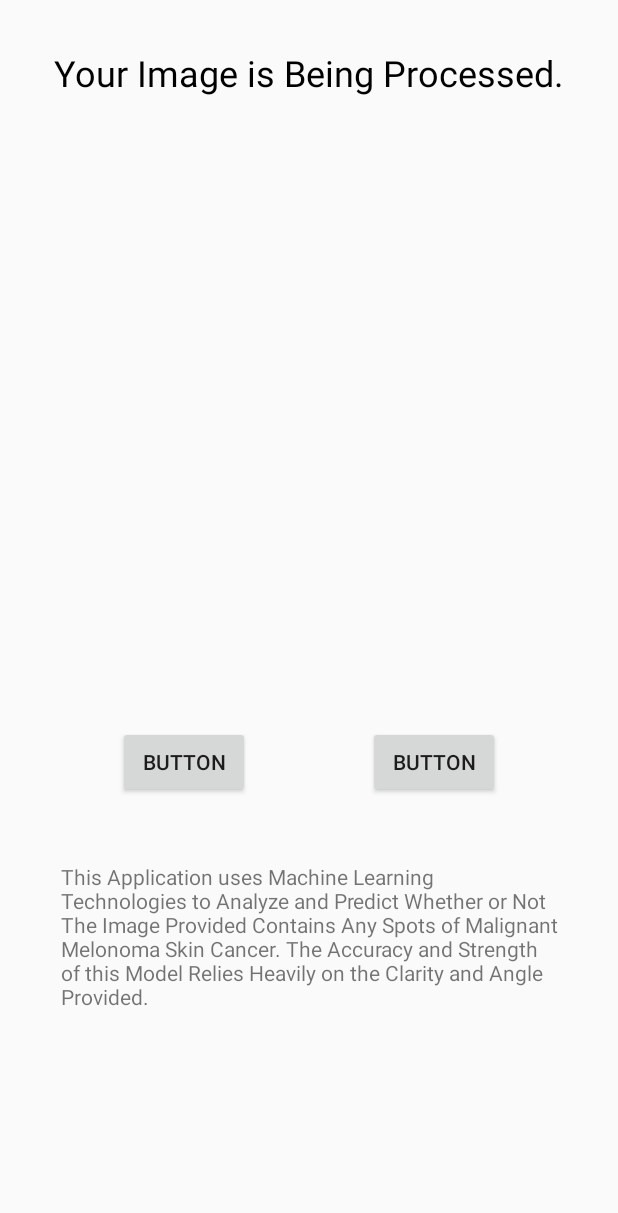
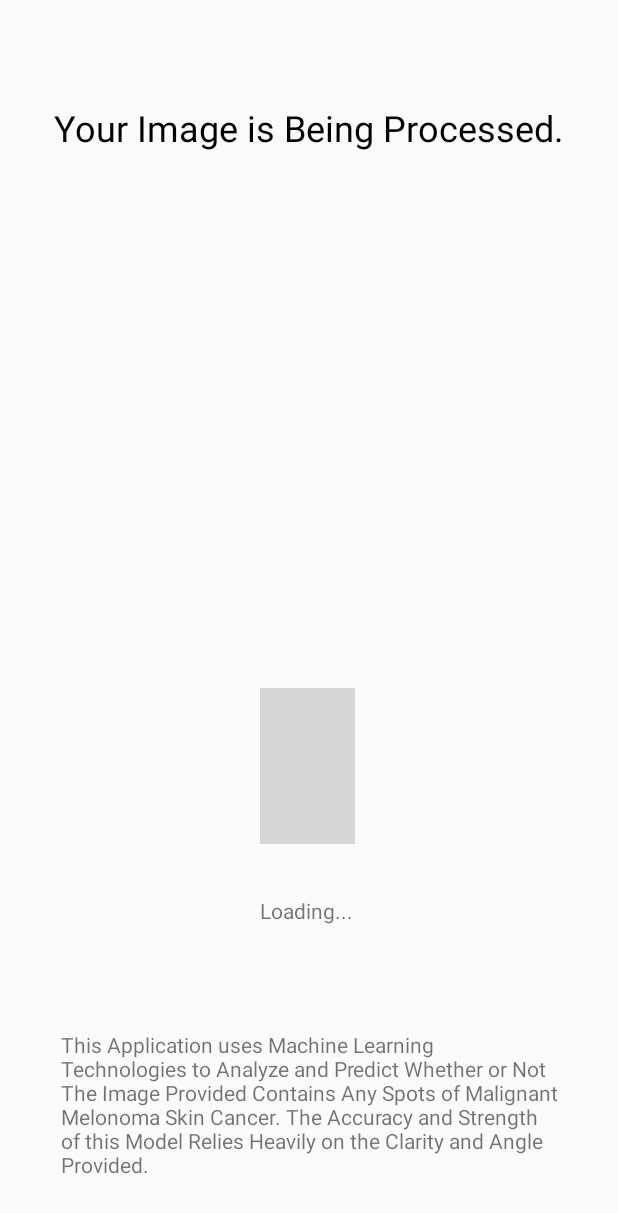
Before and after one commit to martinvaughn/Cancer-Tect, an Android app: the AnalysisActivity screen opened directly, with no data from a screen before it, on a phone screen of 412 x 824 dp. Shown: the top 1213 px of the screen. Run offline under Robolectric (Android 15) with nearby library versions, the phone set to English and light mode, and no system bars; Roboto replaces fonts that are not available here; grey boxes are pictures that could not be loaded.

Commit message:
started perdiction activity and more

```diff
--- a/app/build.gradle
+++ b/app/build.gradle
@@ -5,7 +5,7 @@ android {
     buildToolsVersion "29.0.3"
     defaultConfig {
         applicationId "com.e.cancer_tect"
-        minSdkVersion 24
+        minSdkVersion 25
         targetSdkVersion 29
         versionCode 1
         versionName "1.0"
--- a/app/src/main/java/com/e/cancer_tect/PredictionActivity.java
+++ b/app/src/main/java/com/e/cancer_tect/PredictionActivity.java
@@ -16,6 +16,5 @@ public class PredictionActivity extends AppCompatActivity {
         //String prediction = intent.getStringExtra("analysis");
     }
 
-
     //display analysis -> System.out(prediction);
 }
--- a/app/src/main/res/layout/activity_analysis.xml
+++ b/app/src/main/res/layout/activity_analysis.xml
@@ -17,9 +17,11 @@
         android:text="Your Image is Being Processed."
         android:textColor="#000000"
         android:textSize="24sp"
+        app:layout_constraintBottom_toBottomOf="parent"
         app:layout_constraintEnd_toEndOf="parent"
         app:layout_constraintStart_toStartOf="parent"
-        app:layout_constraintTop_toTopOf="parent" />
+        app:layout_constraintTop_toTopOf="parent"
+        app:layout_constraintVertical_bias="0.048" />
 
     <TextView
         android:id="@+id/Explain"
@@ -27,46 +29,62 @@
         android:layout_height="107dp"
         android:layout_marginStart="16dp"
         android:layout_marginEnd="16dp"
-        android:layout_marginBottom="100dp"
         android:fontFamily="@font/acme"
         android:text="This Application uses Machine Learning Technologies to Analyze and Predict Whether or Not The Image Provided Contains Any Spots of Malignant Melonoma Skin Cancer. The Accuracy and Strength of this Model Relies Heavily on the Clarity and Angle Provided."
         app:layout_constraintBottom_toBottomOf="parent"
         app:layout_constraintEnd_toEndOf="parent"
         app:layout_constraintStart_toStartOf="parent"
-        app:layout_constraintTop_toBottomOf="@+id/button2" />
+        app:layout_constraintTop_toTopOf="parent"
+        app:layout_constraintVertical_bias="0.958" />
 
     <ImageView
         android:id="@+id/skinImage"
-        android:layout_width="160dp"
-        android:layout_height="169dp"
-        android:layout_marginTop="68dp"
-        app:layout_constraintBottom_toTopOf="@+id/button1"
+        android:layout_width="197dp"
+        android:layout_height="194dp"
+        app:layout_constraintBottom_toBottomOf="parent"
         app:layout_constraintEnd_toEndOf="parent"
-        app:layout_constraintHorizontal_bias="0.498"
         app:layout_constraintStart_toStartOf="parent"
-        app:layout_constraintTop_toBottomOf="@+id/Header1"
-        app:layout_constraintVertical_bias="0.0"
+        app:layout_constraintTop_toTopOf="parent"
+        app:layout_constraintVertical_bias="0.299"
         tools:srcCompat="@tools:sample/avatars" />
 
     <Button
-        android:id="@+id/button2"
+        android:id="@+id/startP"
         android:layout_width="wrap_content"
         android:layout_height="wrap_content"
-        android:text="Button"
-        app:layout_constraintBaseline_toBaselineOf="@+id/button1"
+        android:onClick="startPrediction"
+        android:text="Continue"
+        android:visibility="invisible"
+        app:layout_constraintBottom_toBottomOf="parent"
         app:layout_constraintEnd_toEndOf="parent"
-        app:layout_constraintHorizontal_bias="0.5"
-        app:layout_constraintStart_toEndOf="@+id/button1" />
+        app:layout_constraintStart_toStartOf="parent"
+        app:layout_constraintTop_toTopOf="parent"
+        app:layout_constraintVertical_bias="0.597" />
 
-    <Button
-        android:id="@+id/button1"
+    <ImageView
+        android:id="@+id/loading"
+        android:layout_width="63dp"
+        android:layout_height="104dp"
+        android:visibility="visible"
+        app:layout_constraintBottom_toBottomOf="parent"
+        app:layout_constraintEnd_toEndOf="parent"
+        app:layout_constraintHorizontal_bias="0.497"
+        app:layout_constraintStart_toStartOf="parent"
+        app:layout_constraintTop_toTopOf="parent"
+        app:layout_constraintVertical_bias="0.637"
+        app:srcCompat="@drawable/loading" />
+
+    <TextView
+        android:id="@+id/loadingText"
         android:layout_width="wrap_content"
         android:layout_height="wrap_content"
-        android:layout_marginBottom="292dp"
-        android:text="Button"
+        android:text="Loading..."
+        android:visibility="visible"
         app:layout_constraintBottom_toBottomOf="parent"
-        app:layout_constraintEnd_toStartOf="@+id/button2"
-        app:layout_constraintHorizontal_bias="0.5"
-        app:layout_constraintStart_toStartOf="parent" />
+        app:layout_constraintEnd_toEndOf="parent"
+        app:layout_constraintHorizontal_bias="0.495"
+        app:layout_constraintStart_toStartOf="parent"
+        app:layout_constraintTop_toTopOf="parent"
+        app:layout_constraintVertical_bias="0.742" />
 
 </androidx.constraintlayout.widget.ConstraintLayout>
```
Also changed, not shown: app/src/main/java/com/e/cancer_tect/AnalysisActivity.java (+22 -0 lines), app/src/main/java/com/e/cancer_tect/NeuralNetworkCommunicator.java (+12 -11 lines), app/src/main/res/layout/activity_prediction.xml (+34 -0 lines).
